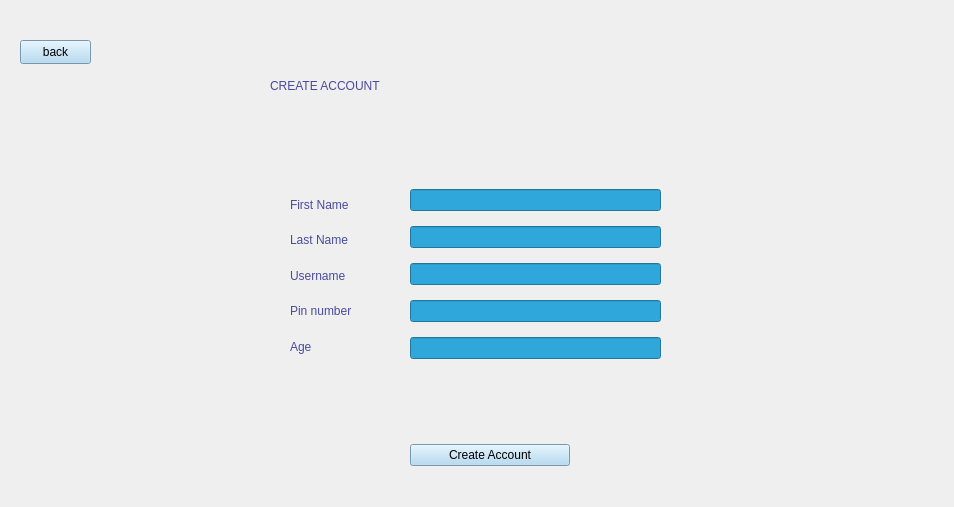
Before: the Qt Designer form view/registeracc.ui in rawsashimi1604/1009_BankingSystem, drawn with Qt 5.
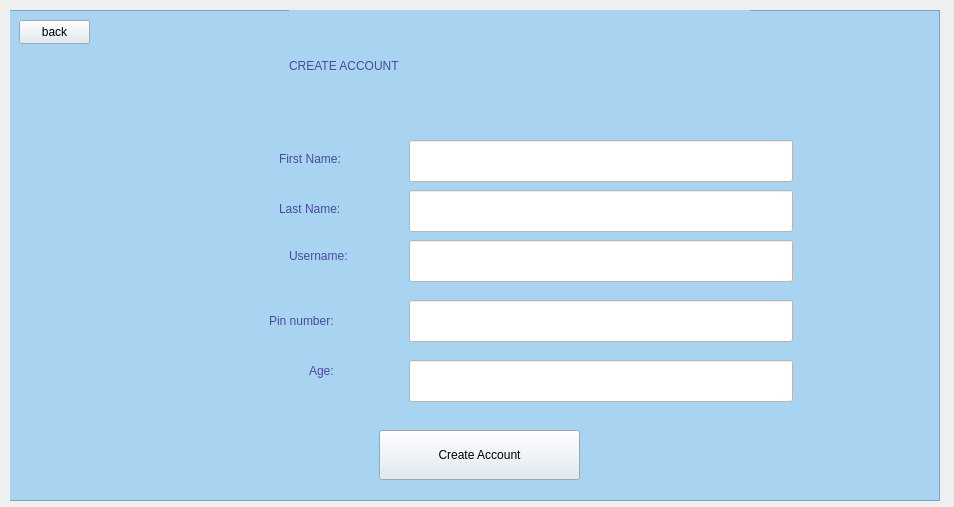
After: the same form once the commit is applied.

What changed in the file:
```diff
--- a/view/registeracc.ui
+++ b/view/registeracc.ui
@@ -19,85 +19,138 @@
   <widget class="QStackedWidget" name="stackedWidget">
    <property name="geometry">
     <rect>
-     <x>20</x>
-     <y>20</y>
+     <x>10</x>
+     <y>10</y>
      <width>941</width>
      <height>491</height>
     </rect>
    </property>
    <widget class="QWidget" name="page">
+    <widget class="QFrame" name="frame">
+     <property name="geometry">
+      <rect>
+       <x>-1</x>
+       <y>0</y>
+       <width>931</width>
+       <height>491</height>
+      </rect>
+     </property>
+     <property name="styleSheet">
+      <string notr="true">background-color: rgb(168, 212, 241);</string>
+     </property>
+     <property name="frameShape">
+      <enum>QFrame::StyledPanel</enum>
+     </property>
+     <property name="frameShadow">
+      <enum>QFrame::Raised</enum>
+     </property>
     <widget class="QPushButton" name="back">
      <property name="geometry">
       <rect>
-       <x>0</x>
-       <y>20</y>
+        <x>10</x>
+        <y>10</y>
        <width>71</width>
        <height>24</height>
       </rect>
      </property>
      <property name="styleSheet">
-      <string notr="true">background-color: rgb(168, 212, 241);
+       <string notr="true">background-color: rgb(221, 233, 241);
 font: 700 9pt &quot;Segoe UI&quot;;</string>
      </property>
      <property name="text">
       <string>back</string>
      </property>
     </widget>
-    <widget class="QWidget" name="verticalLayoutWidget_2">
+     <widget class="QLabel" name="label_6">
      <property name="geometry">
       <rect>
-       <x>390</x>
-       <y>160</y>
-       <width>251</width>
-       <height>191</height>
-      </rect>
-     </property>
-     <layout class="QVBoxLayout" name="verticalLayout_4">
-      <item>
-       <widget class="QLineEdit" name="fnameField">
+        <x>270</x>
+        <y>110</y>
+        <width>121</width>
+        <height>78</height>
+       </rect>
+      </property>
         <property name="styleSheet">
-         <string notr="true">background-color: rgb(47, 167, 218);</string>
-        </property>
-       </widget>
-      </item>
-      <item>
-       <widget class="QLineEdit" name="lnameField">
+       <string notr="true">color: rgb(73, 75, 157);
+font: 700 12pt &quot;Segoe UI&quot;;</string>
+      </property>
+      <property name="text">
+       <string>First Name:</string>
+      </property>
+     </widget>
+     <widget class="QLabel" name="label_7">
+      <property name="geometry">
+       <rect>
+        <x>270</x>
+        <y>180</y>
+        <width>141</width>
+        <height>37</height>
+       </rect>
+      </property>
         <property name="styleSheet">
-         <string notr="true">background-color: rgb(47, 167, 218);</string>
+       <string notr="true">color: rgb(73, 75, 157);
+font: 700 12pt &quot;Segoe UI&quot;;</string>
         </property>
         <property name="text">
-         <string/>
-        </property>
-       </widget>
-      </item>
-      <item>
-       <widget class="QLineEdit" name="usernameField">
+       <string>Last Name:</string>
+      </property>
+     </widget>
+     <widget class="QLabel" name="label_8">
+      <property name="geometry">
+       <rect>
+        <x>280</x>
+        <y>220</y>
+        <width>109</width>
+        <height>52</height>
+       </rect>
+      </property>
         <property name="styleSheet">
-         <string notr="true">background-color: rgb(47, 167, 218);</string>
-        </property>
-       </widget>
-      </item>
-      <item>
-       <widget class="QLineEdit" name="passField">
+       <string notr="true">color: rgb(73, 75, 157);
+font: 700 12pt &quot;Segoe UI&quot;;</string>
+      </property>
+      <property name="text">
+       <string>Username:</string>
+      </property>
+     </widget>
+     <widget class="QLabel" name="label_9">
+      <property name="geometry">
+       <rect>
+        <x>260</x>
+        <y>280</y>
+        <width>121</width>
+        <height>61</height>
+       </rect>
+      </property>
         <property name="styleSheet">
-         <string notr="true">background-color: rgb(47, 167, 218);</string>
-        </property>
-       </widget>
-      </item>
-      <item>
-       <widget class="QLineEdit" name="ageField">
+       <string notr="true">color: rgb(73, 75, 157);
+font: 700 12pt &quot;Segoe UI&quot;;</string>
+      </property>
+      <property name="text">
+       <string>Pin number:</string>
+      </property>
+     </widget>
+     <widget class="QLabel" name="label_2">
+      <property name="geometry">
+       <rect>
+        <x>300</x>
+        <y>330</y>
+        <width>61</width>
+        <height>61</height>
+       </rect>
+      </property>
         <property name="styleSheet">
-         <string notr="true">background-color: rgb(47, 167, 218);</string>
-        </property>
-       </widget>
-      </item>
-     </layout>
+       <string notr="true">color: rgb(73, 75, 157);
+font: 700 12pt &quot;Segoe UI&quot;;</string>
+      </property>
+      <property name="text">
+       <string>Age:</string>
+      </property>
     </widget>
     <widget class="QLabel" name="label">
      <property name="geometry">
       <rect>
-       <x>250</x>
-       <y>10</y>
+        <x>280</x>
+        <y>0</y>
        <width>461</width>
        <height>111</height>
       </rect>
@@ -110,95 +163,91 @@
       <string>CREATE ACCOUNT</string>
      </property>
     </widget>
-    <widget class="QWidget" name="verticalLayoutWidget_3">
+     <widget class="QLineEdit" name="fnameField">
      <property name="geometry">
       <rect>
-       <x>390</x>
-       <y>410</y>
-       <width>160</width>
-       <height>51</height>
-      </rect>
-     </property>
-     <layout class="QVBoxLayout" name="verticalLayout_5">
-      <item>
+        <x>400</x>
+        <y>130</y>
+        <width>384</width>
+        <height>42</height>
+       </rect>
+      </property>
+      <property name="styleSheet">
+       <string notr="true">background-color: rgb(255, 255, 255);</string>
+      </property>
+     </widget>
+     <widget class="QLineEdit" name="lnameField">
+      <property name="geometry">
+       <rect>
+        <x>400</x>
+        <y>180</y>
+        <width>384</width>
+        <height>42</height>
+       </rect>
+      </property>
+      <property name="styleSheet">
+       <string notr="true">background-color: rgb(255, 255, 255);</string>
+      </property>
+      <property name="text">
+       <string/>
+      </property>
+     </widget>
+     <widget class="QLineEdit" name="usernameField">
+      <property name="geometry">
+       <rect>
+        <x>400</x>
+        <y>230</y>
+        <width>384</width>
+        <height>42</height>
+       </rect>
+      </property>
+      <property name="styleSheet">
+       <string notr="true">background-color: rgb(255, 255, 255);</string>
+      </property>
+     </widget>
+     <widget class="QLineEdit" name="passField">
+      <property name="geometry">
+       <rect>
+        <x>400</x>
+        <y>290</y>
+        <width>384</width>
+        <height>42</height>
+       </rect>
+      </property>
+      <property name="styleSheet">
+       <string notr="true">background-color: rgb(255, 255, 255);</string>
+      </property>
+     </widget>
+     <widget class="QLineEdit" name="ageField">
+      <property name="geometry">
+       <rect>
+        <x>400</x>
+        <y>350</y>
+        <width>384</width>
+        <height>42</height>
+       </rect>
+      </property>
+      <property name="styleSheet">
+       <string notr="true">background-color: rgb(255, 255, 255);</string>
+      </property>
+     </widget>
        <widget class="QPushButton" name="pushButton_3">
+      <property name="geometry">
+       <rect>
+        <x>370</x>
+        <y>420</y>
+        <width>201</width>
+        <height>50</height>
+       </rect>
+      </property>
         <property name="styleSheet">
-         <string notr="true">background-color: rgb(168, 212, 241);
+       <string notr="true">background-color: rgb(221, 233, 241);
 font: 700 9pt &quot;Segoe UI&quot;;</string>
         </property>
         <property name="text">
          <string>Create Account</string>
         </property>
        </widget>
-      </item>
-     </layout>
-    </widget>
-    <widget class="QWidget" name="verticalLayoutWidget">
-     <property name="geometry">
-      <rect>
-       <x>270</x>
-       <y>170</y>
-       <width>111</width>
-       <height>171</height>
-      </rect>
-     </property>
-     <layout class="QVBoxLayout" name="verticalLayout_6">
-      <item>
-       <widget class="QLabel" name="label_6">
-        <property name="styleSheet">
-         <string notr="true">color: rgb(73, 75, 157);
-font: 700 12pt &quot;Segoe UI&quot;;</string>
-        </property>
-        <property name="text">
-         <string>First Name</string>
-        </property>
-       </widget>
-      </item>
-      <item>
-       <widget class="QLabel" name="label_7">
-        <property name="styleSheet">
-         <string notr="true">color: rgb(73, 75, 157);
-font: 700 12pt &quot;Segoe UI&quot;;</string>
-        </property>
-        <property name="text">
-         <string>Last Name</string>
-        </property>
-       </widget>
-      </item>
-      <item>
-       <widget class="QLabel" name="label_8">
-        <property name="styleSheet">
-         <string notr="true">color: rgb(73, 75, 157);
-font: 700 12pt &quot;Segoe UI&quot;;</string>
-        </property>
-        <property name="text">
-         <string>Username</string>
-        </property>
-       </widget>
-      </item>
-      <item>
-       <widget class="QLabel" name="label_9">
-        <property name="styleSheet">
-         <string notr="true">color: rgb(73, 75, 157);
-font: 700 12pt &quot;Segoe UI&quot;;</string>
-        </property>
-        <property name="text">
-         <string>Pin number</string>
-        </property>
-       </widget>
-      </item>
-      <item>
-       <widget class="QLabel" name="label_2">
-        <property name="styleSheet">
-         <string notr="true">color: rgb(73, 75, 157);
-font: 700 12pt &quot;Segoe UI&quot;;</string>
-        </property>
-        <property name="text">
-         <string>Age</string>
-        </property>
-       </widget>
-      </item>
-     </layout>
     </widget>
    </widget>
   </widget>
```
Lines whose indentation alone changed are shown as unchanged.
